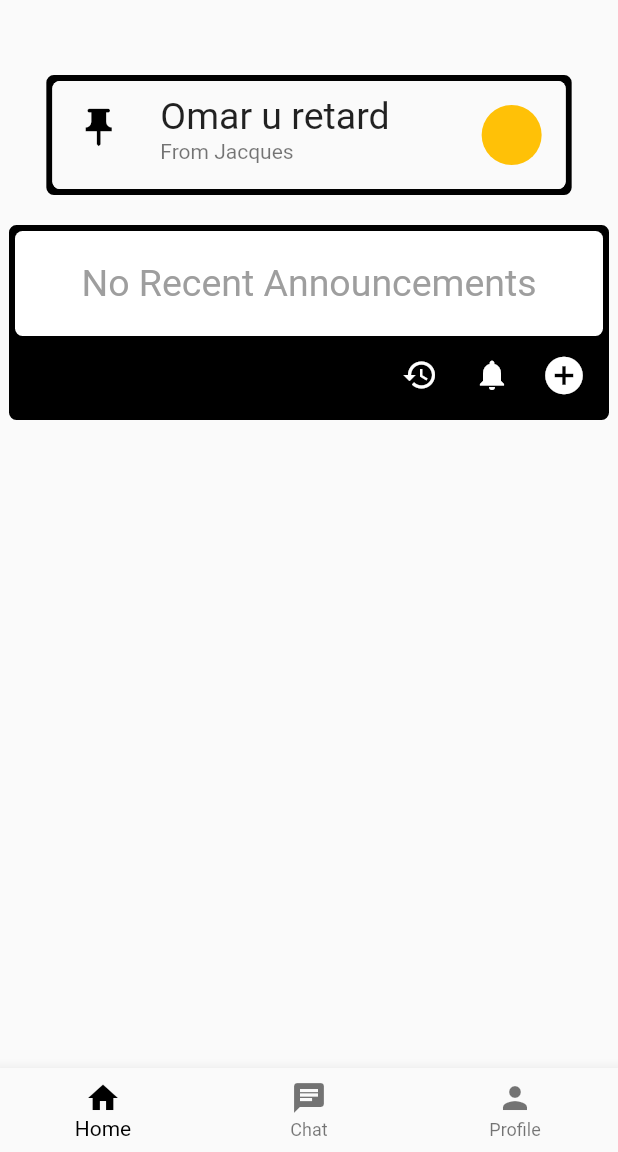
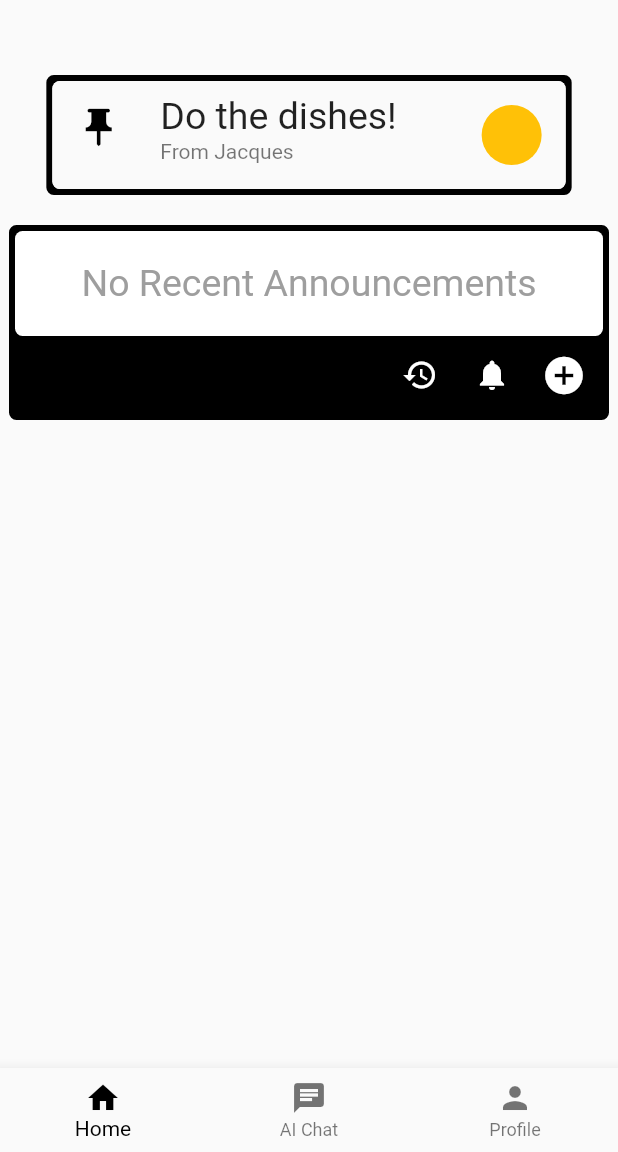
Before and after one commit to jschaeken/RoomCo, a Flutter app: the screen it shows after launch, after a tap on the "restart alt" icon, on a phone screen of 412 x 824 dp, the part 84-1236 px from its top. Run offline on Flutter 3.47's test engine with Material 2 defaults, Android fonts, the light colour scheme and no system bars; our stand-ins replace flutter_animate.

Commit message:
ChatGPT now in app, icons also updated.

```diff
--- /dev/null
+++ b/lib/chat_page.dart
@@ -0,0 +1,239 @@
+import 'dart:convert';
+import 'dart:developer';
+import 'dart:io';
+
+import 'package:flutter/material.dart';
+
+class AiChatPage extends StatefulWidget {
+  const AiChatPage({super.key});
+
+  @override
+  State<AiChatPage> createState() => AiChatPageState();
+}
+
+class AiChatPageState extends State<AiChatPage> {
+  String apiKey = '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';
+  List<Chat> currentChatHisory = [];
+  TextEditingController textEditingController = TextEditingController();
+  bool isWaiting = false;
+  ScrollController scrollController = ScrollController();
+  FocusNode focusNode = FocusNode();
+
+  @override
+  Widget build(BuildContext context) {
+    if (scrollController.positions.isNotEmpty) {
+      scrollController.animateTo(
+        scrollController.position.maxScrollExtent + 1000,
+        duration: const Duration(milliseconds: 200),
+        curve: Curves.easeOut,
+      );
+    }
+    focusNode.requestFocus();
+    return Stack(
+      children: [
+        Column(mainAxisAlignment: MainAxisAlignment.end, children: [
+          const Spacer(),
+          Padding(
+            padding: const EdgeInsets.all(8.0),
+            child: SizedBox(
+              height: MediaQuery.of(context).size.height - 130,
+              child: SingleChildScrollView(
+                controller: scrollController,
+                child: Column(
+                  mainAxisAlignment: MainAxisAlignment.end,
+                  crossAxisAlignment: CrossAxisAlignment.stretch,
+                  children: [
+                    for (var index = 0;
+                        index < currentChatHisory.length;
+                        index++)
+                      Column(
+                        mainAxisAlignment: MainAxisAlignment.end,
+                        crossAxisAlignment:
+                            currentChatHisory[index].role == 'user'
+                                ? CrossAxisAlignment.end
+                                : CrossAxisAlignment.start,
+                        children: [
+                          ConstrainedBox(
+                            constraints: BoxConstraints(
+                              maxWidth: MediaQuery.of(context).size.width * .6,
+                            ),
+                            child: Container(
+                              decoration: BoxDecoration(
+                                color: currentChatHisory[index].role == 'user'
+                                    ? Colors.blue
+                                    : Colors.grey,
+                                borderRadius: BorderRadius.circular(5),
+                              ),
+                              child: Padding(
+                                padding: const EdgeInsets.all(8.0),
+                                child: Text(currentChatHisory[index].content,
+                                    textAlign:
+                                        currentChatHisory[index].role == 'user'
+                                            ? TextAlign.end
+                                            : TextAlign.start,
+                                    style: const TextStyle(
+                                        fontSize: 18, color: Colors.white)),
+                              ),
+                            ),
+                          ),
+                          const SizedBox(
+                            height: 10,
+                          ),
+                        ],
+                      ),
+                    const SizedBox(
+                      height: 50,
+                    )
+                  ],
+                ),
+              ),
+            ),
+          ),
+        ]),
+        Column(
+          children: [
+            isWaiting
+                ? const Center(
+                    child: LinearProgressIndicator(
+                      color: Colors.blue,
+                    ),
+                  )
+                : const SizedBox(),
+            Container(
+              width: MediaQuery.of(context).size.width,
+              decoration: BoxDecoration(
+                gradient: LinearGradient(
+                  begin: Alignment.topCenter,
+                  end: Alignment.bottomCenter,
+                  stops: const [0, 0.5, 1],
+                  colors: [
+                    Colors.white.withOpacity(1),
+                    Colors.white.withOpacity(.5),
+                    Colors.white.withOpacity(0)
+                  ],
+                ),
+                borderRadius: BorderRadius.circular(5),
+              ),
+              child: const Padding(
+                  padding:
+                      EdgeInsets.symmetric(horizontal: 8.0, vertical: 12.0),
+                  child: Text("AI Chat",
+                      textAlign: TextAlign.start,
+                      style: TextStyle(
+                          fontSize: 28,
+                          color: Colors.black,
+                          fontWeight: FontWeight.bold))),
+            ),
+          ],
+        ),
+
+        //Text field
+        Align(
+          alignment: Alignment.bottomCenter,
+          child: Container(
+            decoration: BoxDecoration(
+              color: Colors.white,
+              borderRadius: BorderRadius.circular(5),
+            ),
+            child: Padding(
+              padding: const EdgeInsets.all(6.0),
+              child: TextField(
+                  controller: textEditingController,
+                  focusNode: focusNode,
+                  onSubmitted: (value) async {
+                    currentChatHisory.add(Chat(role: 'user', content: value));
+                    textEditingController.clear();
+                    focusNode.requestFocus();
+                    //send message to ai
+                    isWaiting = true;
+                    scrollController.animateTo(
+                      scrollController.position.maxScrollExtent,
+                      duration: const Duration(milliseconds: 200),
+                      curve: Curves.easeOut,
+                    );
+                    setState(() {});
+                    scrollController.animateTo(
+                      scrollController.position.maxScrollExtent,
+                      duration: const Duration(milliseconds: 200),
+                      curve: Curves.easeOut,
+                    );
+                    setState(() {});
+                    currentChatHisory =
+                        await aiRequest(currentChatHisory, value, apiKey);
+
+                    setState(() {
+                      isWaiting = false;
+                      scrollController.animateTo(
+                        scrollController.position.maxScrollExtent,
+                        duration: const Duration(milliseconds: 200),
+                        curve: Curves.easeOut,
+                      );
+                    });
+                  },
+                  decoration: const InputDecoration(
+                      border: OutlineInputBorder(),
+                      labelText: 'Message',
+                      focusColor: Colors.white,
+                      fillColor: Colors.white)),
+            ),
+          ),
+        ),
+      ],
+    );
+  }
+}
+
+Future<List<Chat>> aiRequest(
+  List<Chat> chatHistory,
+  String text,
+  String apiKey,
+) async {
+  String endpoint = 'https://api.openai.com/v1/chat/completions';
+  HttpClient httpClient = HttpClient();
+  HttpClientRequest request = await httpClient.postUrl(Uri.parse(endpoint));
+  request.headers.set('Content-Type', 'application/json');
+  request.headers.set('Authorization', 'Bearer $apiKey');
+
+  String payload = jsonEncode({
+    // 'prompt': text,
+    'model': 'gpt-3.5-turbo',
+    'messages': [
+      ...chatHistory.map((e) => {
+            "role": e.role,
+            "content": e.content,
+          })
+    ]
+  });
+  request.add(utf8.encode(payload));
+
+  //Send the request
+  HttpClientResponse response = await request.close();
+  httpClient.close();
+  String responseBody = await response.transform(utf8.decoder).join();
+
+  final decoded = jsonDecode(responseBody);
+  log(decoded.toString());
+  if (decoded['choices'][0]['message']['content'] == null) {
+    // return 'An error has occured while processing your request. Try checking your API key to see if it is correct.';
+    chatHistory.add(Chat(
+        role: 'assistant',
+        content:
+            'An error has occured while processing your request. Try checking your API key to see if it is correct.'));
+  } else {
+    chatHistory.add(Chat(
+        role: 'assistant',
+        content:
+            decoded['choices'][0]['message']['content'].toString().trim()));
+  }
+  for (var i = 0; i < chatHistory.length; i++) {
+    print('${chatHistory[i].role}: ${chatHistory[i].content}');
+  }
+  return chatHistory;
+}
+
+class Chat {
+  String role;
+  String content;
+
+  Chat({required this.role, required this.content});
+}
--- a/lib/main.dart
+++ b/lib/main.dart
@@ -1,4 +1,11 @@
+import 'dart:convert';
+import 'dart:developer';
+import 'dart:io';
+// import 'dart:math';
+
 import 'package:flutter/material.dart';
+import 'package:flutter_animate/flutter_animate.dart';
+import 'package:roomco/chat_page.dart';
 import 'package:roomco/login_page.dart';
 
 void main() {
@@ -35,8 +42,9 @@ class MyHomePage extends StatefulWidget {
 class _MyHomePageState extends State<MyHomePage> {
   bool activeAnouncement = true;
   int currentIndex = 0;
-  String currentPinnedAnnouncemnt = 'Omar u retard';
+  String currentPinnedAnnouncemnt = 'Do the dishes!';
   String currentAnnouncement = 'Latest Announcment';
+  PageController pageController = PageController(initialPage: 0);
 
   @override
   Widget build(BuildContext context) {
@@ -94,7 +102,7 @@ class _MyHomePageState extends State<MyHomePage> {
                 },
               ),
               ListTile(
-              title: const Text('Chat'),
+                title: const Text('AI Chat'),
                 onTap: () {
                   // Update the state of the app.
                   // ...
@@ -139,6 +147,8 @@ class _MyHomePageState extends State<MyHomePage> {
             onTap: (int index) {
               setState(() {
                 currentIndex = index;
+                pageController.animateToPage(index,
+                    duration: 300.ms, curve: Curves.easeInOut);
               });
             },
             items: const <BottomNavigationBarItem>[
@@ -148,7 +158,7 @@ class _MyHomePageState extends State<MyHomePage> {
               ),
               BottomNavigationBarItem(
                 icon: Icon(Icons.chat),
-              label: 'Chat',
+                label: 'AI Chat',
               ),
               BottomNavigationBarItem(
                 icon: Icon(Icons.person),
@@ -157,7 +167,11 @@ class _MyHomePageState extends State<MyHomePage> {
             ],
             currentIndex: currentIndex,
             selectedItemColor: Colors.black),
-      body: Column(
+        body: SizedBox(
+          width: double.infinity,
+          height: MediaQuery.of(context).size.height - 100,
+          child: PageView(controller: pageController, children: [
+            Column(
               crossAxisAlignment: CrossAxisAlignment.center,
               children: [
                 const SizedBox(
@@ -270,7 +284,8 @@ class _MyHomePageState extends State<MyHomePage> {
                                 borderRadius: BorderRadius.circular(5),
                               ),
                               child: const Text("No Recent Announcements",
-                            style: TextStyle(fontSize: 25, color: Colors.grey)),
+                                  style: TextStyle(
+                                      fontSize: 25, color: Colors.grey)),
                             ),
                             const Spacer(),
                             Padding(
@@ -301,8 +316,65 @@ class _MyHomePageState extends State<MyHomePage> {
                 const SizedBox(height: 5),
               ],
             ),
-    );
+            const AiChatPage(),
+            const Center(child: Text('Profile Page')),
+          ]),
+        ));
   }
+}
+
+Future<List<Chat>> aiRequest(
+  List<Chat> chatHistory,
+  String text,
+  String apiKey,
+) async {
+  String endpoint = 'https://api.openai.com/v1/chat/completions';
+  HttpClient httpClient = HttpClient();
+  HttpClientRequest request = await httpClient.postUrl(Uri.parse(endpoint));
+  request.headers.set('Content-Type', 'application/json');
+  request.headers.set('Authorization', 'Bearer $apiKey');
+  chatHistory.add(Chat(role: 'user', content: text));
+  String payload = jsonEncode({
+    // 'prompt': text,
+    'model': 'gpt-3.5-turbo',
+    'messages': [
+      ...chatHistory.map((e) => {
+            "role": e.role,
+            "content": e.content,
+          })
+    ]
+  });
+  request.add(utf8.encode(payload));
+
+  //Send the request
+  HttpClientResponse response = await request.close();
+  httpClient.close();
+  String responseBody = await response.transform(utf8.decoder).join();
+
+  final decoded = jsonDecode(responseBody);
+  log(decoded.toString());
+  if (decoded['choices'][0]['message']['content'] == null) {
+    // return 'An error has occured while processing your request. Try checking your API key to see if it is correct.';
+    chatHistory.add(Chat(
+        role: 'assistant',
+        content:
+            'An error has occured while processing your request. Try checking your API key to see if it is correct.'));
+  } else {
+    chatHistory.add(Chat(
+        role: 'assistant',
+        content: decoded['choices'][0]['message']['content']));
+  }
+  for (var i = 0; i < chatHistory.length; i++) {
+    print('${chatHistory[i].role}: ${chatHistory[i].content}');
+  }
+  return chatHistory;
+}
+
+class Chat {
+  String role;
+  String content;
+
+  Chat({required this.role, required this.content});
 }
 
 Future<Announcement> addAnnouncment(BuildContext context) async {
```
Also changed, not shown: 35 other files. Lines whose indentation alone changed are shown as unchanged.
